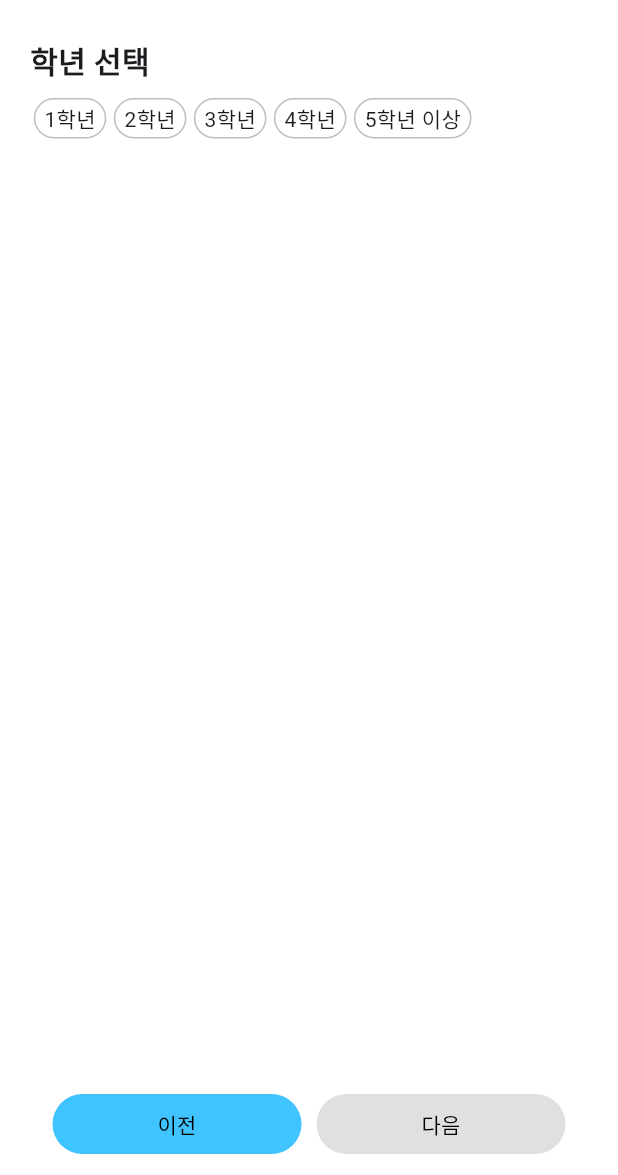
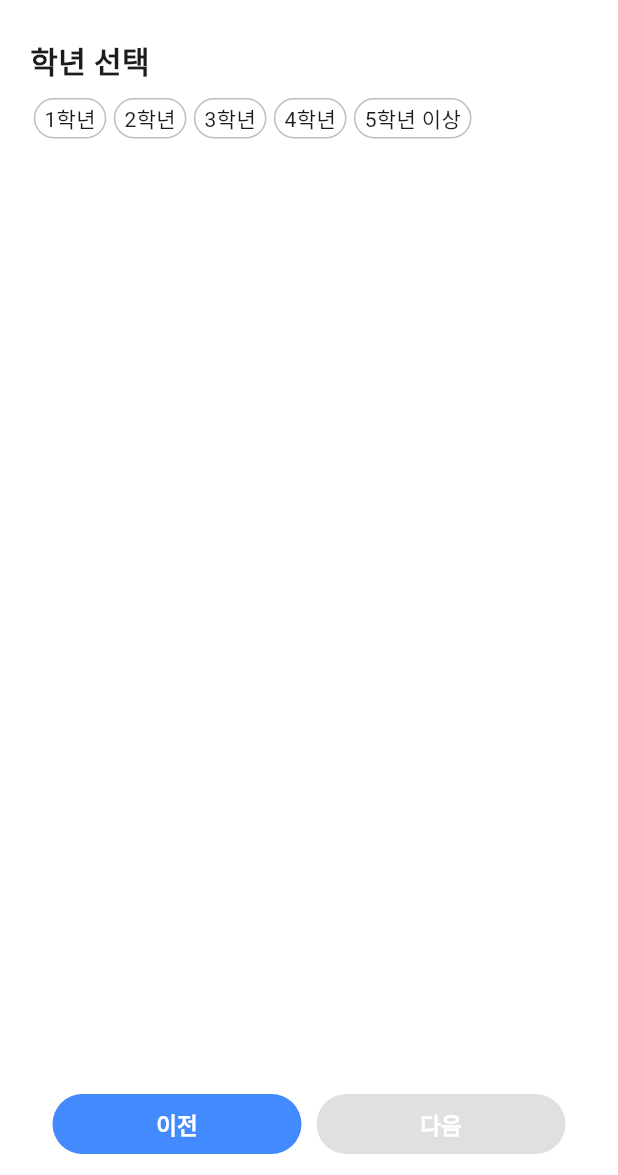
Before and after one commit to INfoU-INHA-for-U/INfoU, a Flutter app: the screen it shows after launch, after a tap on "다음", on a phone screen of 412 x 824 dp, the part 61-1236 px from its top. Run offline on Flutter 3.47's test engine with Material 3 defaults, Android fonts, the phone set to English and light mode, and no system bars; our stand-ins replace blur, carousel_slider, google_fonts, page_transition, simple_gradient_text, smooth_page_indicator.

Commit message:
UI 디자인 수정

```diff
--- a/lib/view/register_screen.dart
+++ b/lib/view/register_screen.dart
@@ -97,7 +97,7 @@ class _register_screen_nicknameState extends State<register_screen_nickname> {
                       ),
                       border: InputBorder.none,
                       filled: true,
-                      fillColor: Colors.black12,
+                      fillColor: Colors.grey[100],
                       enabledBorder: OutlineInputBorder(
                         borderSide: BorderSide.none,
                           borderRadius: BorderRadius.circular(20)
@@ -115,11 +115,11 @@ class _register_screen_nicknameState extends State<register_screen_nickname> {
                     child: FilledButton(
                         style: ButtonStyle(
                           backgroundColor: MaterialStatePropertyAll(
-                              Colors.lightBlueAccent),
+                              Colors.blue[100]),
 
                         ),
                         onPressed: () => duplicate_check_nickname(),
-                        child: Text('중복확인', style: TextStyle(color: Colors.black, fontSize: 14))
+                        child: Text('중복확인', style: TextStyle(color: Colors.black54, fontSize: 15))
                     ),
                   ),
                 ],
@@ -132,10 +132,10 @@ class _register_screen_nicknameState extends State<register_screen_nickname> {
                   child: FilledButton(
                       style: ButtonStyle(
                         backgroundColor: MaterialStatePropertyAll(
-                            Colors.lightBlueAccent),
+                            Colors.blueAccent),
                       ),
                       onPressed: () => Navigator.push(context, PageTransition(type: PageTransitionType.fade, child: register_screen_grade())),
-                      child: Text('다음', style: TextStyle(color: Colors.black))
+                      child: Text('다음', style: TextStyle(fontSize: 15, color: Colors.white, fontWeight: FontWeight.bold))
                   ),
                 ),
               )
@@ -241,10 +241,10 @@ class _register_screen_gradeState extends State<register_screen_grade> {
                       child: FilledButton(
                           style: ButtonStyle(
                             backgroundColor: MaterialStatePropertyAll(
-                                Colors.lightBlueAccent),
+                                Colors.blueAccent),
                           ),
                           onPressed: () => Navigator.pop(context, PageTransition(type: PageTransitionType.fade, child: register_screen_nickname())),
-                          child: Text('이전', style: TextStyle(color: Colors.black))
+                          child: Text('이전', style: TextStyle(fontSize: 15, color: Colors.white, fontWeight: FontWeight.bold))
                       ),
                     ),
                     SizedBox(width: 10),
@@ -253,7 +253,7 @@ class _register_screen_gradeState extends State<register_screen_grade> {
                       child: FilledButton(
                           style: ButtonStyle(
                             backgroundColor: MaterialStatePropertyAll(
-                                _selected_grade == 0 ? Colors.black12 : Colors.lightBlueAccent),
+                                _selected_grade == 0 ? Colors.black12 : Colors.blueAccent),
                           ),
                           onPressed: () {
                             if(_selected_grade != 0) {
@@ -262,7 +262,7 @@ class _register_screen_gradeState extends State<register_screen_grade> {
                                   child: register_screen_major()));
                             }
                           },
-                          child: Text('다음', style: TextStyle(color: Colors.black))
+                          child: Text('다음', style: TextStyle(fontSize: 15, color: Colors.white, fontWeight: FontWeight.bold))
                       ),
                     ),
                   ],
@@ -364,7 +364,7 @@ class _register_screen_majorState extends State<register_screen_major> {
                             child: Text(
                               major_name_list[index],
                               style: TextStyle(
-                                fontSize: 20,
+                                fontSize: 18,
                                 color: index == major_select_index ? Colors.black87 : Colors.black26,
                               ),
                             )),
@@ -380,7 +380,7 @@ class _register_screen_majorState extends State<register_screen_major> {
                     child: FilledButton(
                         style: ButtonStyle(
                           backgroundColor:
-                              MaterialStatePropertyAll(Colors.lightBlueAccent),
+                              MaterialStatePropertyAll(Colors.blueAccent),
                         ),
                         onPressed: () => Navigator.pop(
                             context,
@@ -388,7 +388,7 @@ class _register_screen_majorState extends State<register_screen_major> {
                                 type: PageTransitionType.fade,
                                 child: register_screen_grade())),
                         child:
-                            Text('이전', style: TextStyle(color: Colors.black))),
+                            Text('이전', style: TextStyle(fontSize: 15, color: Colors.white, fontWeight: FontWeight.bold))),
                   ),
                   SizedBox(width: 10),
                   SizedBox(
@@ -397,7 +397,7 @@ class _register_screen_majorState extends State<register_screen_major> {
                         style: ButtonStyle(
 
                           backgroundColor:
-                              MaterialStatePropertyAll(major_select_index != -1 ? Colors.lightBlueAccent : Colors.black12),
+                              MaterialStatePropertyAll(major_select_index != -1 ? Colors.blueAccent : Colors.black12),
                         ),
                         onPressed: () {
                           if(major_select_index != -1) {
@@ -410,7 +410,7 @@ class _register_screen_majorState extends State<register_screen_major> {
                             }
                         },
                         child:
-                            Text('다음', style: TextStyle(color: Colors.black))),
+                            Text('다음', style: TextStyle(fontSize: 15, color: Colors.white, fontWeight: FontWeight.bold))),
                   ),
                 ],
               ),
@@ -469,7 +469,7 @@ class _register_screen_terms_and_conditionState extends State<register_screen_te
                     child: FilledButton(
                         style: ButtonStyle(
                           backgroundColor:
-                          MaterialStatePropertyAll(Colors.lightBlueAccent),
+                          MaterialStatePropertyAll(Colors.blueAccent),
                         ),
                         onPressed: () => Navigator.pop(
                             context,
@@ -477,7 +477,7 @@ class _register_screen_terms_and_conditionState extends State<register_screen_te
                                 type: PageTransitionType.fade,
                                 child: register_screen_major())),
                         child:
-                        Text('이전', style: TextStyle(color: Colors.black))),
+                        Text('이전', style: TextStyle(fontSize: 15, color: Colors.white, fontWeight: FontWeight.bold))),
                   ),
                   SizedBox(width: 10),
                   SizedBox(
@@ -485,7 +485,7 @@ class _register_screen_terms_and_conditionState extends State<register_screen_te
                     child: FilledButton(
                         style: ButtonStyle(
                           backgroundColor:
-                          MaterialStatePropertyAll(Colors.lightBlueAccent),
+                          MaterialStatePropertyAll(Colors.blueAccent),
                         ),
                         onPressed: () {
                             Navigator.pushAndRemoveUntil(
@@ -498,7 +498,7 @@ class _register_screen_terms_and_conditionState extends State<register_screen_te
                             (route) => false,);
                         },
                         child:
-                        Text('가입 완료', style: TextStyle(color: Colors.black))),
+                        Text('가입 완료', style: TextStyle(fontSize: 15, color: Colors.white, fontWeight: FontWeight.bold))),
                   ),
                 ],
               ),
```
Also changed, not shown: pubspec.lock.
